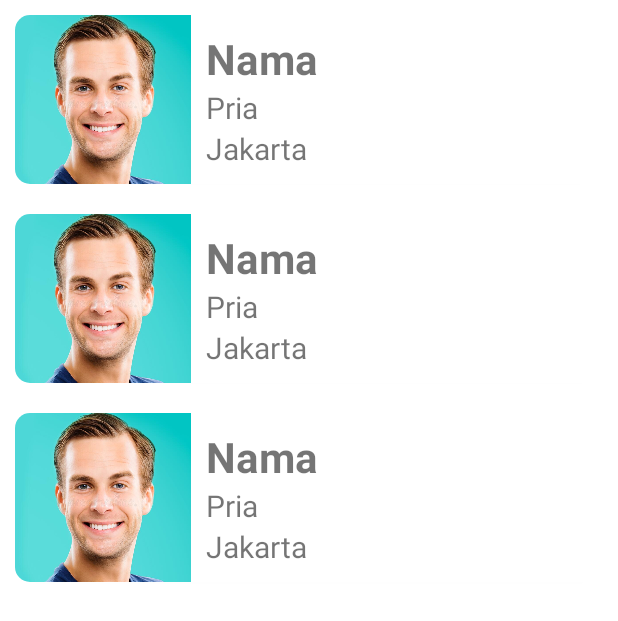
After one commit to jefriyh/sampl-second-app, an Android app: the layout activity_customer_list.xml on its own in the app's theme, with its tools: preview values and no code run, on a phone screen of 412 x 824 dp. The commit adds this screen. Shown: the top 621 px of the screen. Run offline under Robolectric (Android 15) with nearby library versions, the phone set to English and light mode, and no system bars.

Commit message:
add item for recyclerview

```diff
--- a/app/build.gradle
+++ b/app/build.gradle
@@ -1,6 +1,7 @@
 plugins {
     id 'com.android.application'
     id 'org.jetbrains.kotlin.android'
+    id 'kotlin-parcelize'
 }
 
 android {
--- a/app/src/main/AndroidManifest.xml
+++ b/app/src/main/AndroidManifest.xml
@@ -14,10 +14,13 @@
         android:theme="@style/Theme.MySecondApp"
         tools:targetApi="31">
         <activity
+            android:name=".LoginActivity"
+            android:exported="false" />
+        <activity
             android:name=".MainActivity"
             android:exported="false" />
         <activity
-            android:name=".LoginActivity"
+            android:name=".CustomerListActivity"
             android:exported="true">
             <intent-filter>
                 <action android:name="android.intent.action.MAIN" />
--- /dev/null
+++ b/app/src/main/res/layout/activity_customer_list.xml
@@ -0,0 +1,16 @@
+<?xml version="1.0" encoding="utf-8"?>
+<LinearLayout xmlns:android="http://schemas.android.com/apk/res/android"
+    xmlns:app="http://schemas.android.com/apk/res-auto"
+    xmlns:tools="http://schemas.android.com/tools"
+    android:layout_width="match_parent"
+    android:layout_height="match_parent"
+    android:orientation="vertical"
+    tools:context=".CustomerListActivity">
+
+    <androidx.recyclerview.widget.RecyclerView
+        android:id="@+id/rvCustomer"
+        android:layout_width="match_parent"
+        android:layout_height="match_parent"
+        tools:listitem="@layout/item_customer"
+        />
+</LinearLayout>
--- a/app/src/main/res/layout/item_customer.xml
+++ b/app/src/main/res/layout/item_customer.xml
@@ -41,8 +41,6 @@
                 android:id="@+id/tvCustomerGender"
                 android:layout_width="match_parent"
                 android:layout_height="wrap_content"
-
-
                 android:text="Pria"
                 android:textSize="20sp" />
 
@@ -50,8 +48,6 @@
                 android:id="@+id/tvCustomerDomisili"
                 android:layout_width="match_parent"
                 android:layout_height="wrap_content"
-
-
                 android:text="Jakarta"
                 android:textSize="20sp" />
 
```
Also changed, not shown: app/src/main/java/com/sciencekom/mysecondapp/Customer.kt (added, +12 -0 lines), app/src/main/java/com/sciencekom/mysecondapp/CustomerListActivity.kt (added, +11 -0 lines), app/src/main/java/com/sciencekom/mysecondapp/CustomerListAdapter.kt (added, +33 -0 lines), app/src/main/res/values/strings.xml (+3 -5 lines), app/src/main/res/drawable/data_man_2.jpg (added).
